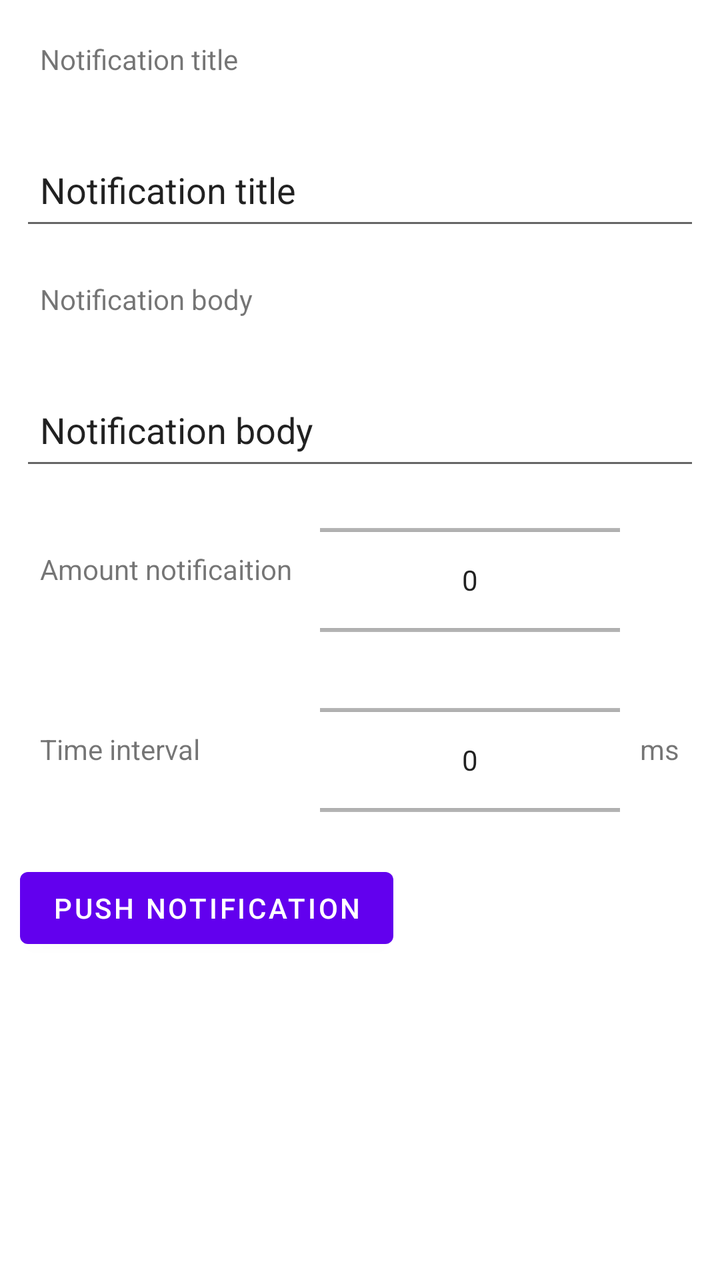
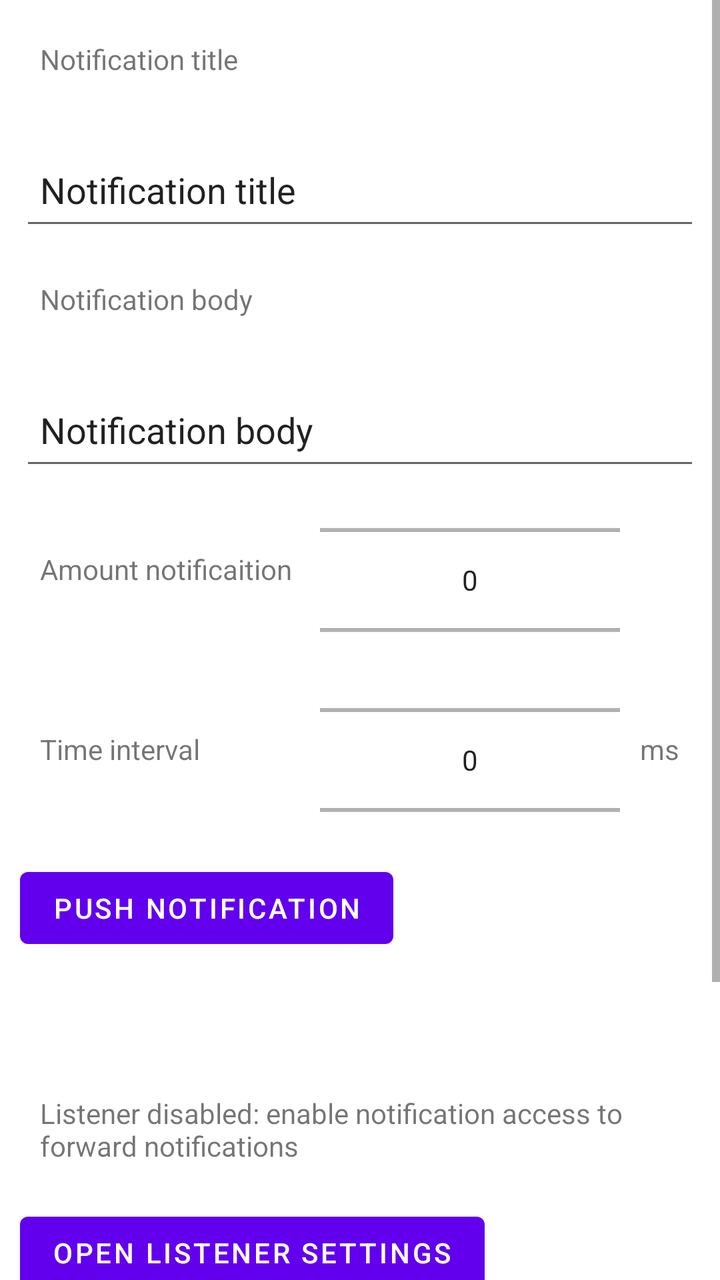

Two renders of the same Android screen: before a commit and after it. Below are the layout's source before the change and the commit's diff.
<!-- AndroidManifest.xml: application theme Theme.PushNotification -->
<!-- res/layout/activity_main.xml -->
<?xml version="1.0" encoding="utf-8"?>
<LinearLayout xmlns:android="http://schemas.android.com/apk/res/android"
    xmlns:app="http://schemas.android.com/apk/res-auto"
    xmlns:tools="http://schemas.android.com/tools"
    android:layout_width="match_parent"
    android:layout_height="match_parent"
    android:orientation="vertical"
    android:padding="10dp"
    tools:context=".MainActivity">

    <TextView
        android:layout_width="match_parent"
        android:layout_height="50dp"
        android:layout_marginBottom="10dp"
        android:padding="10dp"
        android:text="@string/notification_title" />

    <EditText
        android:id="@+id/notification_title"
        android:layout_width="match_parent"
        android:layout_height="50dp"
        android:layout_marginBottom="10dp"
        android:padding="10dp"
        android:text="@string/notification_title" />

    <TextView
        android:layout_width="match_parent"
        android:layout_height="50dp"
        android:layout_marginBottom="10dp"
        android:padding="10dp"
        android:text="@string/notification_body" />

    <EditText
        android:id="@+id/notification_body"
        android:layout_width="match_parent"
        android:layout_height="50dp"
        android:layout_marginBottom="10dp"
        android:padding="10dp"
        android:text="@string/notification_body" />

    <LinearLayout
        android:layout_width="match_parent"
        android:layout_height="wrap_content"
        android:layout_marginBottom="10dp"
        android:gravity="center_vertical"
        android:orientation="horizontal">

        <TextView
            android:layout_width="150dp"
            android:layout_height="50dp"
            android:padding="10dp"
            android:text="@string/amount_notification" />

        <NumberPicker
            android:id="@+id/amount_notification"
            android:layout_width="150dp"
            android:layout_height="80dp"
            android:textAlignment="textStart" />

    </LinearLayout>

    <LinearLayout
        android:layout_width="match_parent"
        android:layout_height="wrap_content"
        android:layout_marginBottom="10dp"
        android:gravity="center_vertical"
        android:orientation="horizontal">

        <TextView
            android:layout_width="150dp"
            android:layout_height="50dp"
            android:padding="10dp"
            android:text="Time interval" />

        <NumberPicker
            android:id="@+id/time_push_notification_interval"
            android:layout_width="150dp"
            android:layout_height="80dp"
            android:textAlignment="textStart" />
        <TextView
            android:layout_width="wrap_content"
            android:layout_height="50dp"
            android:padding="10dp"
            android:text="@string/ms" />
    </LinearLayout>

    <Button
        android:id="@+id/push_notification"
        android:layout_width="wrap_content"
        android:layout_height="wrap_content"
        android:text="@string/push_notification" />
</LinearLayout>
<!-- resources referenced by this layout -->
<resources>
  <string name="amount_notification">Amount notificaition</string>
  <string name="ms">ms</string>
  <string name="notification_body">Notification body</string>
  <string name="notification_title">Notification title</string>
  <string name="push_notification">Push notification</string>
  <style name="Theme.PushNotification" parent="Theme.MaterialComponents.DayNight.DarkActionBar">
          
          <item name="colorPrimary">@color/purple_500</item>
          <item name="colorPrimaryVariant">@color/purple_700</item>
          <item name="colorOnPrimary">@color/white</item>
          
          <item name="colorSecondary">@color/teal_200</item>
          <item name="colorSecondaryVariant">@color/teal_700</item>
          <item name="colorOnSecondary">@color/black</item>
          
          <item name="android:statusBarColor">?attr/colorPrimaryVariant</item>
          
      </style>
  <color name="purple_500">#FF6200EE</color>
  <color name="purple_700">#FF3700B3</color>
  <color name="white">#FFFFFFFF</color>
  <color name="teal_200">#FF03DAC5</color>
  <color name="teal_700">#FF018786</color>
  <color name="black">#FF000000</color>
</resources>

<!-- the commit's change to res/layout/activity_main.xml (unified diff, before → after) -->
@@ -1,92 +1,148 @@
 <?xml version="1.0" encoding="utf-8"?>
-<LinearLayout xmlns:android="http://schemas.android.com/apk/res/android"
-    xmlns:app="http://schemas.android.com/apk/res-auto"
+<ScrollView xmlns:android="http://schemas.android.com/apk/res/android"
     xmlns:tools="http://schemas.android.com/tools"
     android:layout_width="match_parent"
     android:layout_height="match_parent"
-    android:orientation="vertical"
-    android:padding="10dp"
     tools:context=".MainActivity">
-
-    <TextView
-        android:layout_width="match_parent"
-        android:layout_height="50dp"
-        android:layout_marginBottom="10dp"
-        android:padding="10dp"
-        android:text="@string/notification_title" />
-
-    <EditText
-        android:id="@+id/notification_title"
-        android:layout_width="match_parent"
-        android:layout_height="50dp"
-        android:layout_marginBottom="10dp"
-        android:padding="10dp"
-        android:text="@string/notification_title" />
-
-    <TextView
-        android:layout_width="match_parent"
-        android:layout_height="50dp"
-        android:layout_marginBottom="10dp"
-        android:padding="10dp"
-        android:text="@string/notification_body" />
-
-    <EditText
-        android:id="@+id/notification_body"
-        android:layout_width="match_parent"
-        android:layout_height="50dp"
-        android:layout_marginBottom="10dp"
-        android:padding="10dp"
-        android:text="@string/notification_body" />
 
     <LinearLayout
         android:layout_width="match_parent"
         android:layout_height="wrap_content"
-        android:layout_marginBottom="10dp"
-        android:gravity="center_vertical"
-        android:orientation="horizontal">
+        android:orientation="vertical"
+        android:padding="10dp">
 
         <TextView
-            android:layout_width="150dp"
+            android:layout_width="match_parent"
             android:layout_height="50dp"
+            android:layout_marginBottom="10dp"
             android:padding="10dp"
-            android:text="@string/amount_notification" />
+            android:text="@string/notification_title" />
 
-        <NumberPicker
-            android:id="@+id/amount_notification"
-            android:layout_width="150dp"
-            android:layout_height="80dp"
-            android:textAlignment="textStart" />
+        <EditText
+            android:id="@+id/notification_title"
+            android:layout_width="match_parent"
+            android:layout_height="50dp"
+            android:layout_marginBottom="10dp"
+            android:padding="10dp"
+            android:text="@string/notification_title" />
+
+        <TextView
+            android:layout_width="match_parent"
+            android:layout_height="50dp"
+            android:layout_marginBottom="10dp"
+            android:padding="10dp"
+            android:text="@string/notification_body" />
+
+        <EditText
+            android:id="@+id/notification_body"
+            android:layout_width="match_parent"
+            android:layout_height="50dp"
+            android:layout_marginBottom="10dp"
+            android:padding="10dp"
+            android:text="@string/notification_body" />
+
+        <LinearLayout
+            android:layout_width="match_parent"
+            android:layout_height="wrap_content"
+            android:layout_marginBottom="10dp"
+            android:gravity="center_vertical"
+            android:orientation="horizontal">
+
+            <TextView
+                android:layout_width="150dp"
+                android:layout_height="50dp"
+                android:padding="10dp"
+                android:text="@string/amount_notification" />
+
+            <NumberPicker
+                android:id="@+id/amount_notification"
+                android:layout_width="150dp"
+                android:layout_height="80dp"
+                android:textAlignment="textStart" />
+
+        </LinearLayout>
+
+        <LinearLayout
+            android:layout_width="match_parent"
+            android:layout_height="wrap_content"
+            android:layout_marginBottom="10dp"
+            android:gravity="center_vertical"
+            android:orientation="horizontal">
+
+            <TextView
+                android:layout_width="150dp"
+                android:layout_height="50dp"
+                android:padding="10dp"
+                android:text="Time interval" />
+
+            <NumberPicker
+                android:id="@+id/time_push_notification_interval"
+                android:layout_width="150dp"
+                android:layout_height="80dp"
+                android:textAlignment="textStart" />
+            <TextView
+                android:layout_width="wrap_content"
+                android:layout_height="50dp"
+                android:padding="10dp"
+                android:text="@string/ms" />
+        </LinearLayout>
+
+        <Button
+            android:id="@+id/push_notification"
+            android:layout_width="wrap_content"
+            android:layout_height="wrap_content"
+            android:layout_marginBottom="10dp"
+            android:text="@string/push_notification" />
+
+        <Button
+            android:id="@+id/cancel_posting"
+            android:layout_width="wrap_content"
+            android:layout_height="wrap_content"
+            android:layout_marginBottom="10dp"
+            android:text="@string/cancel"
+            android:visibility="gone" />
+
+        <TextView
+            android:id="@+id/posting_progress"
+            android:layout_width="match_parent"
+            android:layout_height="wrap_content"
+            android:layout_marginBottom="10dp"
+            android:padding="10dp" />
+
+        <TextView
+            android:id="@+id/listener_status"
+            android:layout_width="match_parent"
+            android:layout_height="wrap_content"
+            android:layout_marginBottom="10dp"
+            android:padding="10dp"
+            android:text="@string/listener_disabled" />
+
+        <Button
+            android:id="@+id/open_listener_settings"
+            android:layout_width="wrap_content"
+            android:layout_height="wrap_content"
+            android:layout_marginBottom="10dp"
+            android:text="@string/open_listener_settings" />
+
+        <Button
+            android:id="@+id/open_services"
+            android:layout_width="wrap_content"
+            android:layout_height="wrap_content"
+            android:layout_marginBottom="10dp"
+            android:text="@string/services" />
+
+        <Button
+            android:id="@+id/open_history"
+            android:layout_width="wrap_content"
+            android:layout_height="wrap_content"
+            android:layout_marginBottom="10dp"
+            android:text="@string/history" />
+
+        <Button
+            android:id="@+id/retry_now"
+            android:layout_width="wrap_content"
+            android:layout_height="wrap_content"
+            android:text="@string/retry_now" />
 
     </LinearLayout>
-
-    <LinearLayout
-        android:layout_width="match_parent"
-        android:layout_height="wrap_content"
-        android:layout_marginBottom="10dp"
-        android:gravity="center_vertical"
-        android:orientation="horizontal">
-
-        <TextView
-            android:layout_width="150dp"
-            android:layout_height="50dp"
-            android:padding="10dp"
-            android:text="Time interval" />
-
-        <NumberPicker
-            android:id="@+id/time_push_notification_interval"
-            android:layout_width="150dp"
-            android:layout_height="80dp"
-            android:textAlignment="textStart" />
-        <TextView
-            android:layout_width="wrap_content"
-            android:layout_height="50dp"
-            android:padding="10dp"
-            android:text="@string/ms" />
-    </LinearLayout>
-
-    <Button
-        android:id="@+id/push_notification"
-        android:layout_width="wrap_content"
-        android:layout_height="wrap_content"
-        android:text="@string/push_notification" />
-</LinearLayout>
+</ScrollView>
<!-- resource entries referenced after the edit -->
@@ -1,10 +1,16 @@
 <!-- resources referenced by this layout -->
 <resources>
   <string name="amount_notification">Amount notificaition</string>
+  <string name="cancel">Cancel</string>
+  <string name="history">History</string>
+  <string name="listener_disabled">Listener disabled: enable notification access to forward notifications</string>
   <string name="ms">ms</string>
   <string name="notification_body">Notification body</string>
   <string name="notification_title">Notification title</string>
+  <string name="open_listener_settings">Open listener settings</string>
   <string name="push_notification">Push notification</string>
+  <string name="retry_now">Retry now</string>
+  <string name="services">Services</string>
   <style name="Theme.PushNotification" parent="Theme.MaterialComponents.DayNight.DarkActionBar">
           
           <item name="colorPrimary">@color/purple_500</item>
